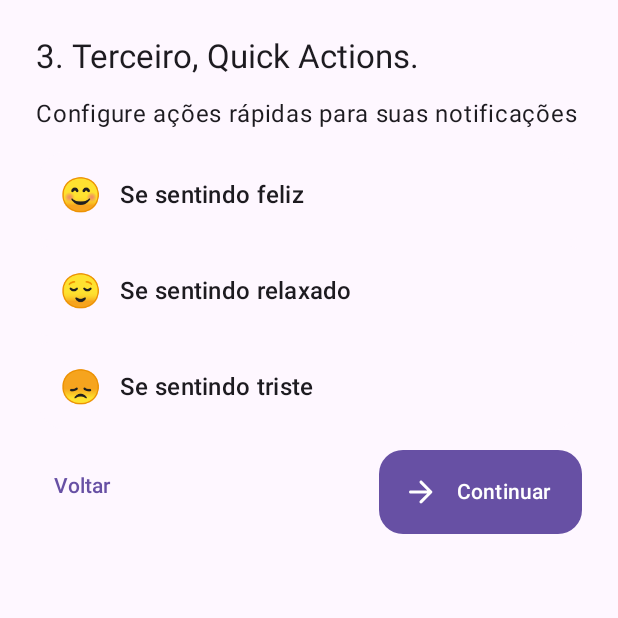
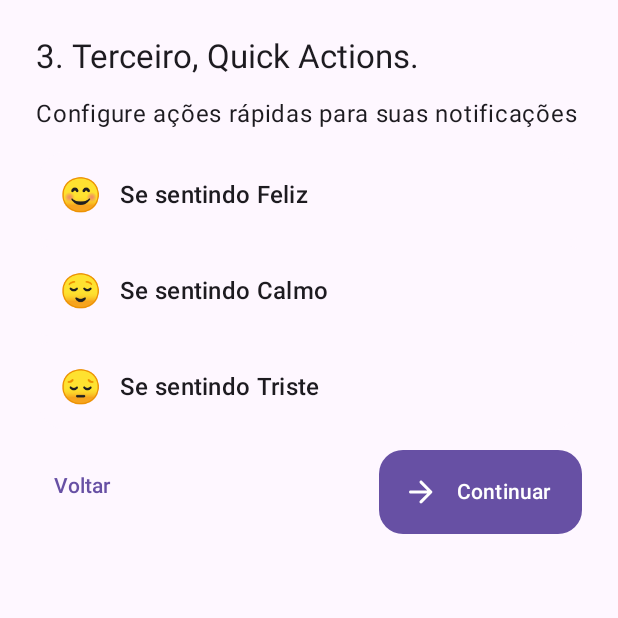
Before and after one commit to deyvidandrades/FeelWell, an Android app built with Jetpack Compose: the composable CardQuickActions shown on its own in the app's theme, on a phone screen of 412 x 824 dp, the top half of it. Run offline under Robolectric (Android 15) with nearby library versions, the phone set to English and light mode, and no system bars; 2 statements that could not run were skipped.

Commit message:
* MoodType update

```diff
--- a/app/src/main/java/com/deyvidandrades/feelwell/MainActivity.kt
+++ b/app/src/main/java/com/deyvidandrades/feelwell/MainActivity.kt
@@ -47,7 +47,7 @@ class MainActivity : ComponentActivity() {
         val mainScreenViewModel = MainScreenViewModel(moodDataRepository, settingsRepository)
         val startScreenViewModel = StartScreenViewModel(settingsRepository)
         val settingsScreenViewModel = SettingsScreenViewModel(settingsRepository)
-        val newMoodViewModel = NewMoodViewModel(settingsRepository, moodDataRepository)
+        val newMoodViewModel = NewMoodViewModel(moodDataRepository)
 
         setContent {
             val settings by settingsScreenViewModel.stateFlowSettings.collectAsStateWithLifecycle()
--- a/app/src/main/java/com/deyvidandrades/feelwell/data/model/Settings.kt
+++ b/app/src/main/java/com/deyvidandrades/feelwell/data/model/Settings.kt
@@ -10,6 +10,6 @@ data class Settings(
     var isDarkTheme: Boolean,
     var isFirstTime: Boolean,
     var quickAction1: Mood.MOODTYPE = Mood.MOODTYPE.FELIZ,
-    var quickAction2: Mood.MOODTYPE = Mood.MOODTYPE.RELAXADO,
+    var quickAction2: Mood.MOODTYPE = Mood.MOODTYPE.CALMO,
     var quickAction3: Mood.MOODTYPE = Mood.MOODTYPE.TRISTE
 )
--- a/app/src/main/java/com/deyvidandrades/feelwell/data/source/PreferencesDataStore.kt
+++ b/app/src/main/java/com/deyvidandrades/feelwell/data/source/PreferencesDataStore.kt
@@ -38,7 +38,7 @@ class PreferencesDataStoreImpl(private val dataStore: DataStore<Preferences>) :
                 isDarkTheme = false,
                 isFirstTime = true,
                 quickAction1 = Mood.MOODTYPE.FELIZ,
-                quickAction2 = Mood.MOODTYPE.RELAXADO,
+                quickAction2 = Mood.MOODTYPE.CALMO,
                 quickAction3 = Mood.MOODTYPE.TRISTE
             )
         }
--- a/app/src/main/java/com/deyvidandrades/feelwell/ui/dialogs/DisplayMoodDialog.kt
+++ b/app/src/main/java/com/deyvidandrades/feelwell/ui/dialogs/DisplayMoodDialog.kt
@@ -50,7 +50,7 @@ fun DialogDisplayMood(mood: Mood, onDismiss: () -> Unit, onDeleteMood: (Long) ->
             )
 
             Text(
-                stringResource(R.string.sentindo, mood.mood.name.lowercase().replaceFirstChar { it.uppercase() }),
+                stringResource(R.string.sentindo, stringResource(mood.mood.title)),
                 style = MaterialTheme.typography.titleMedium
             )
 
--- a/app/src/main/java/com/deyvidandrades/feelwell/ui/dialogs/QuickActionDialog.kt
+++ b/app/src/main/java/com/deyvidandrades/feelwell/ui/dialogs/QuickActionDialog.kt
@@ -72,7 +72,7 @@ fun QuickActionDialog(onActionSelected: (Mood.MOODTYPE) -> Unit, onDismiss: () -
                     }
 
                     ItemButton(
-                        "${mood.emoji} ${mood.name.lowercase().replaceFirstChar { it.uppercase() }}",
+                        "${mood.emoji} ${stringResource(mood.title)}",
                         shape,
                         Icons.AutoMirrored.Rounded.KeyboardArrowRight,
                         onClicked = {
--- a/app/src/main/java/com/deyvidandrades/feelwell/ui/screens/main/MainScreenViewModel.kt
+++ b/app/src/main/java/com/deyvidandrades/feelwell/ui/screens/main/MainScreenViewModel.kt
@@ -60,7 +60,7 @@ class MainScreenViewModel(private val moodDataRepository: MoodDataRepository, se
         started = SharingStarted.WhileSubscribed(5000),
         initialValue = arrayListOf(
             QuickActionAverage(Mood.MOODTYPE.FELIZ, 0f),
-            QuickActionAverage(Mood.MOODTYPE.RELAXADO, 0f),
+            QuickActionAverage(Mood.MOODTYPE.CALMO, 0f),
             QuickActionAverage(Mood.MOODTYPE.TRISTE, 0f)
         )
     )
@@ -79,14 +79,14 @@ class MainScreenViewModel(private val moodDataRepository: MoodDataRepository, se
         started = SharingStarted.WhileSubscribed(5000),
         initialValue = arrayListOf(
             QuickActionAverage(Mood.MOODTYPE.FELIZ, 0f),
-            QuickActionAverage(Mood.MOODTYPE.RELAXADO, 0f),
+            QuickActionAverage(Mood.MOODTYPE.CALMO, 0f),
             QuickActionAverage(Mood.MOODTYPE.TRISTE, 0f)
         )
     )
 
     val stateFlowPositiveEmotions: StateFlow<Float> = stateFlowMoodArray.map { moods ->
         val totalCount = moods.count()
-        val positiveCount = moods.count { it.mood.isPositive }
+        val positiveCount = moods.count { it.mood.type == Mood.TYPE.POSITIVE }
 
         if (totalCount != 0)
             (positiveCount * 100f) / totalCount
--- a/app/src/main/java/com/deyvidandrades/feelwell/ui/screens/main/pages/PageHome.kt
+++ b/app/src/main/java/com/deyvidandrades/feelwell/ui/screens/main/pages/PageHome.kt
@@ -181,7 +181,7 @@ private fun ItemMood(mood: Mood, cardShape: Shape, onClicked: (Long) -> Unit) {
             Text(mood.mood.emoji, style = MaterialTheme.typography.titleLarge)
 
             Text(
-                stringResource(R.string.sentindo, mood.mood.name.lowercase()),
+                stringResource(R.string.sentindo, stringResource(mood.mood.title).lowercase()),
                 style = MaterialTheme.typography.titleMedium
             )
         }
@@ -229,7 +229,7 @@ private fun ItemStatsCard(quickActionAverage: QuickActionAverage, shapePosition:
             Column(horizontalAlignment = Alignment.CenterHorizontally) {
                 Text("${quickActionAverage.value.toInt()}%", style = MaterialTheme.typography.displaySmall)
                 Text(
-                    quickActionAverage.mood.name.lowercase().replaceFirstChar { it.uppercase() },
+                    stringResource(quickActionAverage.mood.title),
                     style = MaterialTheme.typography.titleSmall,
                     softWrap = false,
                     overflow = TextOverflow.Clip
--- a/app/src/main/java/com/deyvidandrades/feelwell/ui/screens/main/pages/PageStats.kt
+++ b/app/src/main/java/com/deyvidandrades/feelwell/ui/screens/main/pages/PageStats.kt
@@ -137,7 +137,7 @@ private fun ItemStatsCardMood(quickActionAverage: QuickActionAverage, shapePosit
             Column(horizontalAlignment = Alignment.CenterHorizontally) {
                 Text("${quickActionAverage.value.toInt()}%", style = MaterialTheme.typography.displaySmall)
                 Text(
-                    quickActionAverage.mood.name.lowercase().replaceFirstChar { it.uppercase() },
+                    stringResource(quickActionAverage.mood.title),
                     style = MaterialTheme.typography.titleSmall
                 )
             }
--- a/app/src/main/java/com/deyvidandrades/feelwell/ui/screens/start/StartScreen.kt
+++ b/app/src/main/java/com/deyvidandrades/feelwell/ui/screens/start/StartScreen.kt
@@ -68,7 +68,7 @@ fun StartScreen(startScreenViewModel: StartScreenViewModel, onScreenChanged: ()
     var userName by remember { mutableStateOf("") }
     var notifications by remember { mutableStateOf(false) }
     var quickAction1 by remember { mutableStateOf(Mood.MOODTYPE.FELIZ) }
-    var quickAction2 by remember { mutableStateOf(Mood.MOODTYPE.RELAXADO) }
+    var quickAction2 by remember { mutableStateOf(Mood.MOODTYPE.CALMO) }
     var quickAction3 by remember { mutableStateOf(Mood.MOODTYPE.TRISTE) }
 
     var requestNotification by remember { mutableStateOf(false) }
@@ -281,7 +281,7 @@ private fun CardQuickActions(onBackClicked: () -> Unit, onNextClicked: (Mood.MOO
     var showQuickActionDialog3 by remember { mutableStateOf(false) }
 
     var quickAction1 by remember { mutableStateOf(Mood.MOODTYPE.FELIZ) }
-    var quickAction2 by remember { mutableStateOf(Mood.MOODTYPE.RELAXADO) }
+    var quickAction2 by remember { mutableStateOf(Mood.MOODTYPE.CALMO) }
     var quickAction3 by remember { mutableStateOf(Mood.MOODTYPE.TRISTE) }
 
     Column(Modifier.padding(24.dp), verticalArrangement = Arrangement.spacedBy(12.dp)) {
@@ -365,7 +365,7 @@ private fun ItemQuickAction(moodtype: Mood.MOODTYPE, cardShape: Shape, onClicked
             Text(moodtype.emoji, style = MaterialTheme.typography.titleLarge)
 
             Text(
-                stringResource(R.string.sentindo, moodtype.name.lowercase()),
+                stringResource(R.string.sentindo, stringResource(moodtype.title)),
                 Modifier.weight(1f),
                 style = MaterialTheme.typography.titleMedium
             )
--- a/app/src/main/res/values/strings.xml
+++ b/app/src/main/res/values/strings.xml
@@ -50,4 +50,19 @@
     <string name="fechar">Fechar</string>
     <string name="deletando_um_registro">Deletando um registro</string>
     <string name="voce_deseja_deletar_esse_registro">Você deseja deletar esse registro?</string>
+    <string name="moodtype_feliz">Feliz</string>
+    <string name="moodtype_calmo">Calmo</string>
+    <string name="moodtype_alegre">Alegre</string>
+    <string name="moodtype_animado">Animado</string>
+    <string name="moodtype_ansioso">Ansioso</string>
+    <string name="moodtype_triste">Triste</string>
+    <string name="moodtype_irritado">Irritado</string>
+    <string name="moodtype_estressado">Estressado</string>
+    <string name="moodtype_cansado">Cansado</string>
+    <string name="moodtype_pensativo">Pensativo</string>
+    <string name="moodtype_entediado">Entediado</string>
+    <string name="moodtype_curioso">Curioso</string>
+    <string name="moodtype_confuso">Confuso</string>
+    <string name="moodtype_esperancoso">Esperançoso</string>
+    <string name="moodtype_amado">Amado</string>
 </resources>
```
Also changed, not shown: app/src/main/java/com/deyvidandrades/feelwell/data/model/Mood.kt (+20 -17 lines), app/src/main/java/com/deyvidandrades/feelwell/ui/screens/mood/NewMoodScreen.kt (+1 -6 lines), app/src/main/java/com/deyvidandrades/feelwell/ui/screens/mood/NewMoodViewModel.kt (+1 -7 lines), 1 other file.
